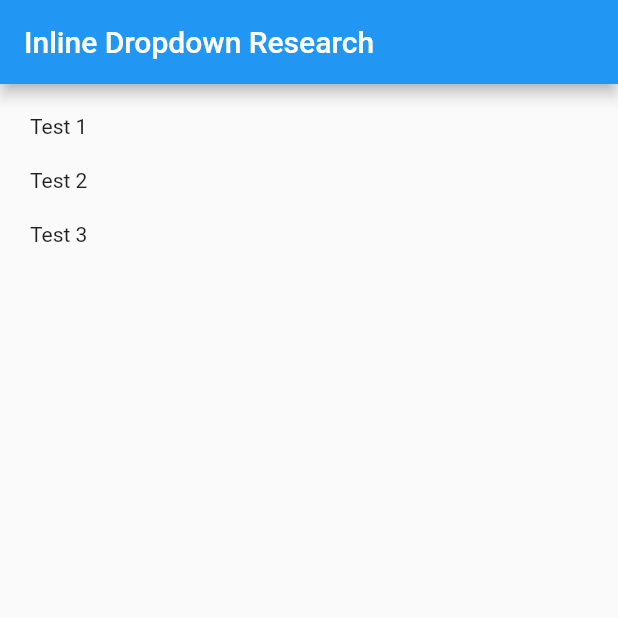
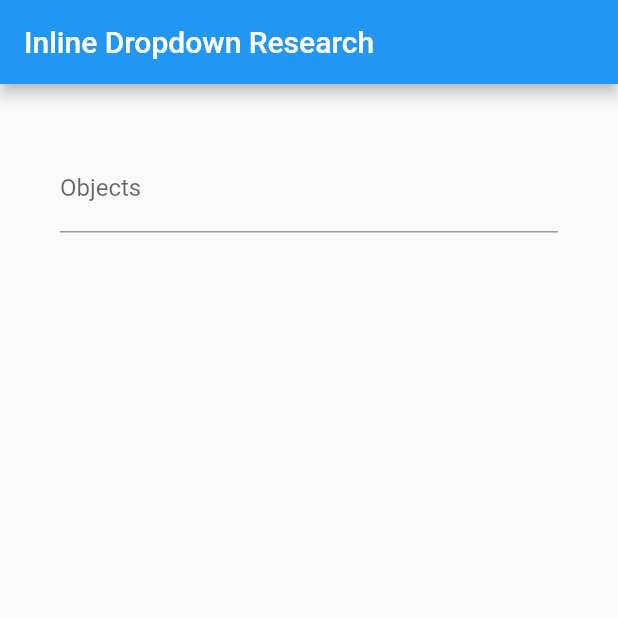
Before and after one commit to PriyanthaFdo/Flutter-Inline-DropDown-Search, a Flutter app: the screen it shows after launch, on a phone screen of 412 x 824 dp, the top half of it. Run offline on Flutter 3.47's test engine with Material 2 defaults, Android fonts, the phone set to English and light mode, and no system bars; our stand-ins replace flutter_typeahead.

Commit message:
working dropdown with objects

```diff
--- a/lib/dropdownPage.dart
+++ /dev/null
@@ -1,50 +0,0 @@
-import 'package:flutter/material.dart';
-import 'package:flutter_typeahead/flutter_typeahead.dart';
-
-
-class DropDownPage extends StatefulWidget {
-  const DropDownPage({super.key});
-
-  @override
-  State<DropDownPage> createState() => _DropDownPageState();
-}
-
-class _DropDownPageState extends State<DropDownPage> {
-  @override
-  Widget build(BuildContext context) {
-    final List<String> _items = [
-      'Apple',
-      'Banana',
-      'Cherry',
-      'Durian',
-      'Elderberry',
-      'Fig',
-      'Grape',
-      'Honeydew',
-    ];
-
-    return Column(
-      crossAxisAlignment: CrossAxisAlignment.stretch,
-      children: [
-        Container(
-          padding: const EdgeInsets.all(10),
-          child: const Text(
-            'Test 1'
-          ),
-        ),
-        Container(
-          padding: const EdgeInsets.all(10),
-          child: const Text(
-            'Test 2'
-          ),
-        ),
-        Container(
-          padding: const EdgeInsets.all(10),
-          child: const Text(
-            'Test 3'
-          ),
-        )
-      ],
-    );
-  }
-}
--- /dev/null
+++ b/lib/dropdown_page.dart
@@ -0,0 +1,102 @@
+import 'package:flutter/material.dart';
+import 'package:flutter_typeahead/flutter_typeahead.dart';
+import 'package:inline_dropdown/test_object.dart';
+
+
+class DropDownPage extends StatefulWidget {
+  const DropDownPage({super.key});
+
+  @override
+  State<DropDownPage> createState() => _DropDownPageState();
+}
+
+class _DropDownPageState extends State<DropDownPage> {
+  @override
+  Widget build(BuildContext context) {
+    final TextEditingController typeAheadController = TextEditingController();
+
+
+    /// Objects created for testing
+    TestObject ob1 = TestObject(name: 'test1', value: 1);
+    TestObject ob2 = TestObject(name: 'test2', value: 2);
+    TestObject ob3 = TestObject(name: 'test3', value: 3);
+    TestObject ob4 = TestObject(name: 'test4', value: 4);
+    TestObject ob5 = TestObject(name: 'test5', value: 5);
+    TestObject ob6 = TestObject(name: 'test6', value: 6);
+    TestObject ob7 = TestObject(name: 'test7', value: 7);
+    TestObject ob8 = TestObject(name: 'test8', value: 8);
+    TestObject ob9 = TestObject(name: 'test9', value: 9);
+    TestObject ob10 = TestObject(name: 'test10', value: 10);
+    TestObject ob11 = TestObject(name: 'test11', value: 11);
+    TestObject ob12 = TestObject(name: 'test12', value: 12);
+    TestObject ob13 = TestObject(name: 'test13', value: 13);
+    TestObject ob14 = TestObject(name: 'test14', value: 14);
+    TestObject ob15 = TestObject(name: 'test15', value: 15);
+    TestObject ob16 = TestObject(name: 'test16', value: 16);
+    TestObject ob17 = TestObject(name: 'test17', value: 17);
+    TestObject ob18 = TestObject(name: 'test18', value: 18);
+    TestObject ob19 = TestObject(name: 'test19', value: 19);
+    TestObject ob20 = TestObject(name: 'test20', value: 20);
+
+    /// VAriable to store object when selected
+    TestObject selectedObject;
+
+    /// Assigning objects to a list
+    final List<TestObject> items = [
+      ob1, ob2, ob3, ob4, ob5,
+      ob6, ob7, ob8, ob9, ob10,
+      ob11, ob12, ob13, ob14, ob15,
+      ob16, ob17, ob18, ob19, ob20,
+    ];
+
+    return Container(
+      margin: const EdgeInsets.all(30),
+      child: Column(
+        crossAxisAlignment: CrossAxisAlignment.stretch,
+        children: [
+
+          /// Dropdown search field
+          TypeAheadFormField(
+            textFieldConfiguration: TextFieldConfiguration(
+
+              /// Assign a Text controller
+              controller: typeAheadController,
+              decoration: const InputDecoration(
+
+                /// Input 'hint'
+                labelText: 'Objects',
+              ),
+            ),
+
+            /// Callback on entering data. (Filter to match enterd text)
+            suggestionsCallback: (pattern) {
+              return items.where((item) => item.name.toLowerCase().contains(pattern.toLowerCase()));
+            },
+            itemBuilder: (context, suggestion) {
+
+              /// Drop down menu item (Can be modified)
+              return Container(
+                padding: const EdgeInsets.all(5),
+                child: ListTile(
+                  leading: const Icon(
+                    Icons.add
+                  ),
+
+                  /// Display value
+                  title: Text(suggestion.name),
+                ),
+              );
+            },
+
+            /// On item selection
+            onSuggestionSelected: (suggestion) {
+              typeAheadController.text = suggestion.name;
+              selectedObject = suggestion;
+              print("${selectedObject.name} - ${selectedObject.value}");
+            },
+          ),
+        ],
+      ),
+    );
+  }
+}
--- a/lib/main.dart
+++ b/lib/main.dart
@@ -1,5 +1,5 @@
 import 'package:flutter/material.dart';
-import 'package:inline_dropdown/dropdownPage.dart';
+import 'package:inline_dropdown/dropdown_page.dart';
 
 void main() {
   runApp(const DropDownRD());
--- /dev/null
+++ b/lib/test_object.dart
@@ -0,0 +1,6 @@
+class TestObject {
+  String name;
+  int value;
+
+  TestObject({required this.name, required this.value});
+}
```
Also changed, not shown: pubspec.lock.
